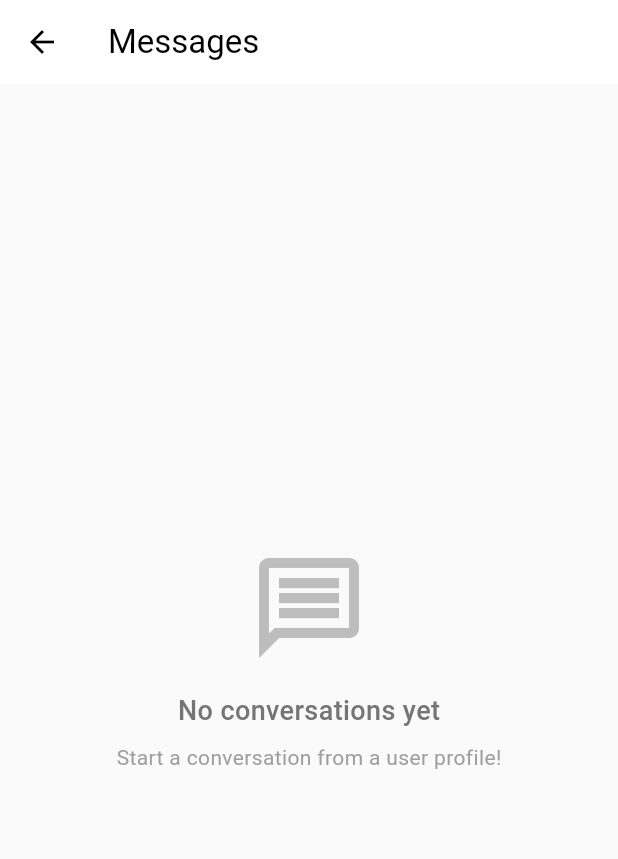
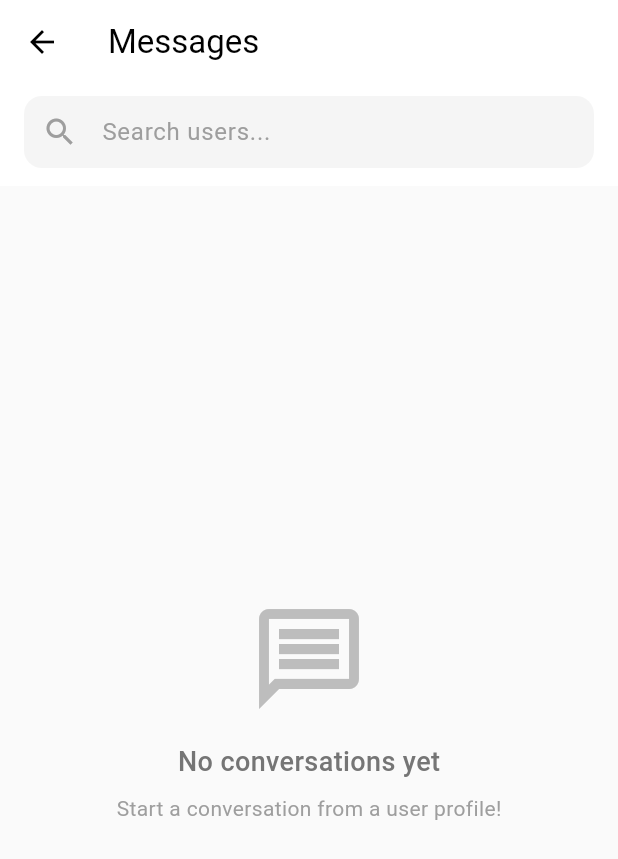
Before and after one commit to SoktyHeng/SkillSync-Flutter, a Flutter app: the MessagePage screen opened directly, on a phone screen of 412 x 824 dp. Shown: the top 859 px of the screen. Run offline on Flutter 3.47's test engine with Material 3 defaults, Android fonts, the phone set to English and light mode, and no system bars; our stand-ins replace cloud_firestore, device_info_plus, firebase_auth, firebase_core, firebase_messaging, firebase_storage and 6 more; accounts and stored records are empty; statements that could not run were skipped.

Commit message:
add user search functionality on message page

```diff
--- a/lib/pages/message.dart
+++ b/lib/pages/message.dart
@@ -12,6 +12,14 @@ class MessagePage extends StatefulWidget {
 
 class _MessagePageState extends State<MessagePage> {
   final ChatService _chatService = ChatService();
+  final TextEditingController _searchController = TextEditingController();
+  String _searchQuery = '';
+
+  @override
+  void dispose() {
+    _searchController.dispose();
+    super.dispose();
+  }
 
   @override
   Widget build(BuildContext context) {
@@ -22,7 +30,47 @@ class _MessagePageState extends State<MessagePage> {
         backgroundColor: Colors.white,
         elevation: 0,
       ),
-      body: StreamBuilder<QuerySnapshot>(
+      body: Column(
+        children: [
+          // Search Bar
+          Container(
+            padding: const EdgeInsets.fromLTRB(16, 8, 16, 12),
+            color: Colors.white,
+            child: TextField(
+              controller: _searchController,
+              onChanged: (value) {
+                setState(() {
+                  _searchQuery = value.toLowerCase();
+                });
+              },
+              decoration: InputDecoration(
+                hintText: 'Search users...',
+                hintStyle: TextStyle(color: Colors.grey[500]),
+                prefixIcon: Icon(Icons.search, color: Colors.grey[500]),
+                suffixIcon: _searchQuery.isNotEmpty
+                    ? IconButton(
+                        icon: Icon(Icons.clear, color: Colors.grey[500]),
+                        onPressed: () {
+                          _searchController.clear();
+                          setState(() {
+                            _searchQuery = '';
+                          });
+                        },
+                      )
+                    : null,
+                filled: true,
+                fillColor: Colors.grey[100],
+                border: OutlineInputBorder(
+                  borderRadius: BorderRadius.circular(12),
+                  borderSide: BorderSide.none,
+                ),
+                contentPadding: const EdgeInsets.symmetric(vertical: 12),
+              ),
+            ),
+          ),
+          // Conversations List
+          Expanded(
+            child: StreamBuilder<QuerySnapshot>(
         stream: _chatService.getConversations(),
         builder: (context, snapshot) {
           if (snapshot.connectionState == ConnectionState.waiting) {
@@ -107,10 +155,14 @@ class _MessagePageState extends State<MessagePage> {
                 conversationId: conversation.id,
                 conversationData: conversation.data() as Map<String, dynamic>,
                 chatService: _chatService,
+                searchQuery: _searchQuery,
               );
             },
           );
         },
+      ),
+          ),
+        ],
       ),
     );
   }
@@ -120,11 +172,13 @@ class _ConversationTile extends StatefulWidget {
   final String conversationId;
   final Map<String, dynamic> conversationData;
   final ChatService chatService;
+  final String searchQuery;
 
   const _ConversationTile({
     required this.conversationId,
     required this.conversationData,
     required this.chatService,
+    required this.searchQuery,
   });
 
   @override
@@ -177,6 +231,12 @@ class _ConversationTileState extends State<_ConversationTile> {
 
   @override
   Widget build(BuildContext context) {
+    // Filter by search query
+    if (widget.searchQuery.isNotEmpty &&
+        !_otherUserName.toLowerCase().contains(widget.searchQuery)) {
+      return const SizedBox.shrink();
+    }
+
     final lastMessage = widget.conversationData['lastMessage'] ?? '';
     final lastMessageTime =
         widget.conversationData['lastMessageTime'] as Timestamp?;
```
